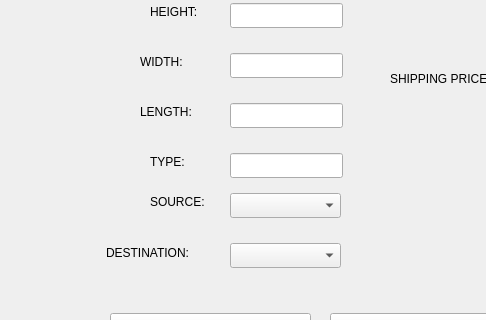
Before: the Qt Designer form sdi_app/gui/menu_owner.ui in FratiaXd/SDI, drawn with Qt 5; both pictures show x 0 to 486 and y 107 to 427 of the 623 by 523 pixel window.
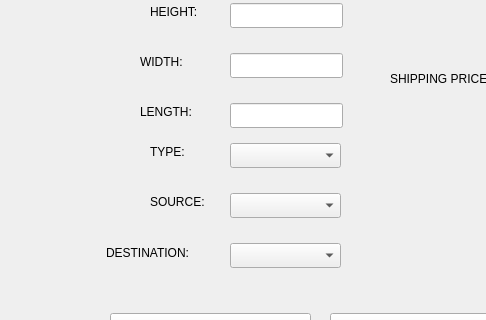
After: the same form once the commit is applied. The open tabs and pages were chosen to show the change.

```diff
--- a/sdi_app/gui/menu_owner.ui
+++ b/sdi_app/gui/menu_owner.ui
@@ -133,16 +133,6 @@
       </rect>
      </property>
     </widget>
-    <widget class="QLineEdit" name="lineEdit_5">
-     <property name="geometry">
-      <rect>
-       <x>230</x>
-       <y>260</y>
-       <width>113</width>
-       <height>25</height>
-      </rect>
-     </property>
-    </widget>
     <widget class="QPushButton" name="pushButton_5">
      <property name="geometry">
       <rect>
@@ -284,7 +274,7 @@
      <property name="geometry">
       <rect>
        <x>150</x>
-       <y>260</y>
+       <y>250</y>
        <width>67</width>
        <height>17</height>
       </rect>
@@ -319,6 +309,16 @@
       <string>DESTINATION:</string>
      </property>
     </widget>
+    <widget class="QComboBox" name="comboBox_3">
+     <property name="geometry">
+      <rect>
+       <x>230</x>
+       <y>250</y>
+       <width>111</width>
+       <height>25</height>
+      </rect>
+     </property>
+    </widget>
    </widget>
    <widget class="QWidget" name="page_3">
     <widget class="QLabel" name="label_4">
```
